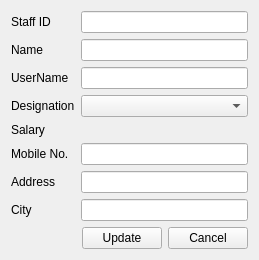
Old version of the form menu/staff/dialogBox/editstaff.ui in the repository Anmol-A-jain/Dyner.
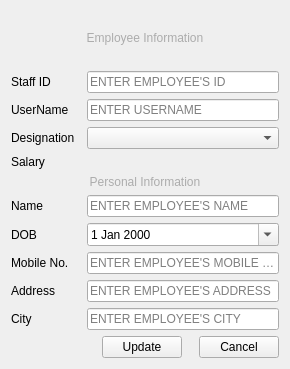
New version of the form.

What changed in the file:
```diff
--- a/menu/staff/dialogBox/editstaff.ui
+++ b/menu/staff/dialogBox/editstaff.ui
@@ -6,26 +6,30 @@
    <rect>
     <x>0</x>
     <y>0</y>
-    <width>259</width>
-    <height>240</height>
+    <width>290</width>
+    <height>369</height>
    </rect>
   </property>
   <property name="windowTitle">
    <string>Form</string>
   </property>
   <layout class="QVBoxLayout" name="verticalLayout">
+   <item>
+    <widget class="QLabel" name="label_6">
+     <property name="styleSheet">
+      <string notr="true">font: 87 10pt &quot;Arial Black&quot;;
+color: rgb(172, 172, 172);</string>
+     </property>
+     <property name="text">
+      <string>Employee Information</string>
+     </property>
+     <property name="alignment">
+      <set>Qt::AlignCenter</set>
+     </property>
+    </widget>
+   </item>
    <item>
     <layout class="QGridLayout" name="gridLayout">
-     <item row="3" column="0">
-      <widget class="QLabel" name="Category">
-       <property name="text">
-        <string>Designation</string>
-       </property>
-      </widget>
-     </item>
-     <item row="5" column="2">
-      <widget class="QLineEdit" name="txtmbl"/>
-     </item>
      <item row="2" column="0">
       <widget class="QLabel" name="label_4">
        <property name="text">
@@ -33,53 +37,72 @@
        </property>
       </widget>
      </item>
-     <item row="0" column="0">
-      <widget class="QLabel" name="id">
+     <item row="11" column="2">
+      <widget class="QLineEdit" name="txtcity">
+       <property name="placeholderText">
+        <string>ENTER EMPLOYEE'S CITY</string>
+       </property>
+      </widget>
+     </item>
+     <item row="9" column="0">
+      <widget class="QLabel" name="label">
        <property name="text">
-        <string>Staff ID</string>
+        <string>Mobile No.</string>
        </property>
       </widget>
      </item>
-     <item row="6" column="2">
-      <widget class="QLineEdit" name="txtaddress"/>
+     <item row="8" column="2">
+      <widget class="QDateEdit" name="dateEdit">
+       <property name="minimumDateTime">
+        <datetime>
+         <hour>0</hour>
+         <minute>0</minute>
+         <second>0</second>
+         <year>1950</year>
+         <month>1</month>
+         <day>1</day>
+        </datetime>
+       </property>
+       <property name="minimumDate">
+        <date>
+         <year>1950</year>
+         <month>1</month>
+         <day>1</day>
+        </date>
+       </property>
+       <property name="calendarPopup">
+        <bool>true</bool>
+       </property>
+      </widget>
      </item>
-     <item row="6" column="0">
+     <item row="10" column="2">
+      <widget class="QLineEdit" name="txtaddress">
+       <property name="placeholderText">
+        <string>ENTER EMPLOYEE'S ADDRESS</string>
+       </property>
+      </widget>
+     </item>
+     <item row="5" column="0" colspan="3">
+      <widget class="QLabel" name="label_7">
+       <property name="styleSheet">
+        <string notr="true">font: 87 10pt &quot;Arial Black&quot;;
+color: rgb(172, 172, 172);</string>
+       </property>
+       <property name="text">
+        <string>Personal Information</string>
+       </property>
+       <property name="alignment">
+        <set>Qt::AlignCenter</set>
+       </property>
+      </widget>
+     </item>
+     <item row="10" column="0">
       <widget class="QLabel" name="label_2">
        <property name="text">
         <string>Address</string>
        </property>
       </widget>
      </item>
-     <item row="7" column="0">
-      <widget class="QLabel" name="label_3">
-       <property name="text">
-        <string>City</string>
-       </property>
-      </widget>
-     </item>
-     <item row="1" column="0">
-      <widget class="QLabel" name="name">
-       <property name="text">
-        <string>Name</string>
-       </property>
-      </widget>
-     </item>
-     <item row="1" column="2">
-      <widget class="QLineEdit" name="txtName"/>
-     </item>
-     <item row="4" column="0">
-      <widget class="QLabel" name="label_5">
-       <property name="text">
-        <string>Salary</string>
-       </property>
-      </widget>
-     </item>
-     <item row="7" column="2">
-      <widget class="QLineEdit" name="txtcity"/>
-     </item>
-     <item row="2" column="2">
-      <widget class="QLineEdit" name="txtuser"/>
-     </item>
      <item row="3" column="2">
       <layout class="QHBoxLayout" name="horizontalLayout_4">
        <item>
@@ -87,13 +110,6 @@
        </item>
       </layout>
      </item>
-     <item row="5" column="0">
-      <widget class="QLabel" name="label">
-       <property name="text">
-        <string>Mobile No.</string>
-       </property>
-      </widget>
-     </item>
      <item row="0" column="2">
       <widget class="QLineEdit" name="txtId">
        <property name="styleSheet">
@@ -102,6 +118,9 @@
        <property name="readOnly">
         <bool>true</bool>
        </property>
+       <property name="placeholderText">
+        <string>ENTER EMPLOYEE'S ID</string>
+       </property>
       </widget>
      </item>
      <item row="4" column="2">
@@ -117,6 +136,75 @@
        </property>
       </widget>
      </item>
+     <item row="4" column="0">
+      <widget class="QLabel" name="label_5">
+       <property name="text">
+        <string>Salary</string>
+       </property>
+      </widget>
+     </item>
+     <item row="11" column="0">
+      <widget class="QLabel" name="label_3">
+       <property name="text">
+        <string>City</string>
+       </property>
+      </widget>
+     </item>
+     <item row="7" column="0">
+      <widget class="QLabel" name="name">
+       <property name="text">
+        <string>Name</string>
+       </property>
+      </widget>
+     </item>
+     <item row="8" column="0">
+      <widget class="QLabel" name="label_8">
+       <property name="text">
+        <string>DOB</string>
+       </property>
+      </widget>
+     </item>
+     <item row="3" column="0">
+      <widget class="QLabel" name="Category">
+       <property name="text">
+        <string>Designation</string>
+       </property>
+      </widget>
+     </item>
+     <item row="9" column="2">
+      <widget class="QLineEdit" name="txtmbl">
+       <property name="maxLength">
+        <number>10</number>
+       </property>
+       <property name="placeholderText">
+        <string>ENTER EMPLOYEE'S MOBILE NO.</string>
+       </property>
+      </widget>
+     </item>
+     <item row="0" column="0">
+      <widget class="QLabel" name="id">
+       <property name="text">
+        <string>Staff ID</string>
+       </property>
+      </widget>
+     </item>
+     <item row="7" column="2">
+      <widget class="QLineEdit" name="txtName">
+       <property name="placeholderText">
+        <string>ENTER EMPLOYEE'S NAME</string>
+       </property>
+      </widget>
+     </item>
+     <item row="2" column="2">
+      <widget class="QLineEdit" name="txtuser">
+       <property name="maxLength">
+        <number>20</number>
+       </property>
+       <property name="placeholderText">
+        <string>ENTER USERNAME</string>
+       </property>
+      </widget>
+     </item>
     </layout>
    </item>
    <item>
```
Left out of the diff: 5 changed lines with no effect on the pictures.
